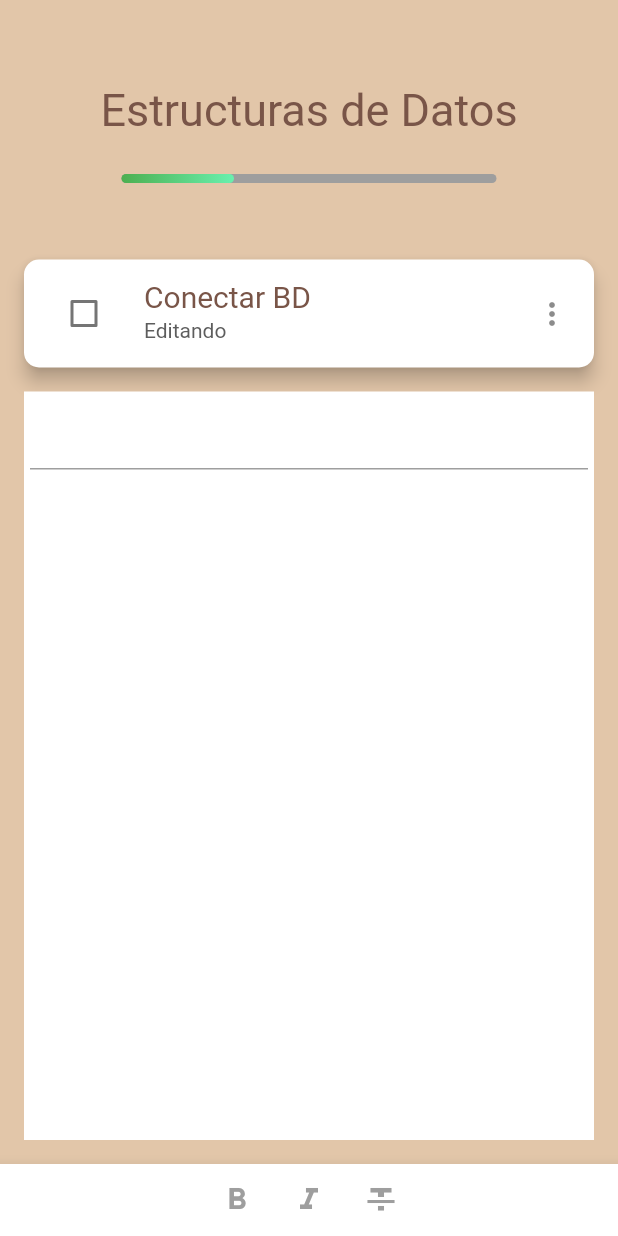
After one commit to Aegisystem/FlouTask, a Flutter app: the screen it shows after launch, on a phone screen of 412 x 824 dp. The commit adds this screen. Run offline on Flutter 3.47's test engine with Material 2 defaults, Android fonts, the phone set to English and light mode, and no system bars; drawn by our look-alikes of percent_indicator; our stand-ins replace firebase_auth, firebase_core, flutter_svg, font_awesome_flutter, google_fonts, google_sign_in; accounts and stored records are empty; Roboto replaces fonts that are missing (Oxygen).

Commit message:
"IN OBJECTIVE CREATED"

```diff
--- a/floutask_app/lib/main.dart
+++ b/floutask_app/lib/main.dart
@@ -1,5 +1,6 @@
 
 import 'package:floutask_app/screens/edit_project.dart';
+import 'package:floutask_app/screens/in_objective.dart';
 import 'package:floutask_app/screens/login.dart';
 import 'package:floutask_app/screens/home.dart';
 import 'package:floutask_app/screens/objective_card.dart';
@@ -8,7 +9,7 @@ import 'package:flutter/material.dart';
 
 
 void main() {
-  runApp(MaterialApp(home: EditProject()));
+  runApp(MaterialApp(home: EditObjective()));
 }
 
 class MyApp extends StatelessWidget {
--- /dev/null
+++ b/floutask_app/lib/screens/in_objective.dart
@@ -0,0 +1,134 @@
+import 'package:flutter/material.dart';
+import 'package:google_fonts/google_fonts.dart';
+import 'package:percent_indicator/linear_percent_indicator.dart';
+
+import 'objective_card.dart';
+
+class EditObjective extends StatefulWidget {
+  @override
+  _EditObjectiveState createState() => _EditObjectiveState();
+}
+
+class _EditObjectiveState extends State<EditObjective> {
+  TextEditingController _textEditingController = TextEditingController();
+  TextAlign _textAlign = TextAlign.left;
+  FontWeight _fontWeight = FontWeight.normal;
+  FontStyle _fontStyle = FontStyle.normal;
+  TextDecoration _textDecoration = TextDecoration.none;
+
+  @override
+  void dispose() {
+    _textEditingController.dispose();
+    super.dispose();
+  }
+
+  void _applyFontWeight() {
+    setState(() {
+      _fontWeight = _fontWeight == FontWeight.bold ? FontWeight.normal : FontWeight.bold;
+    });
+  }
+
+  void _applyFontStyle() {
+    setState(() {
+      _fontStyle = _fontStyle == FontStyle.italic ? FontStyle.normal : FontStyle.italic;
+    });
+  }
+
+  void _applyTextDecoration() {
+    setState(() {
+      _textDecoration = _textDecoration == TextDecoration.lineThrough ? TextDecoration.none : TextDecoration.lineThrough;
+    });
+  }
+
+  @override
+  Widget build(BuildContext context) {
+    return Scaffold(
+      backgroundColor: Color(0xFFE2C6A9),
+      body: Padding(
+        padding: const EdgeInsets.all(16.0),
+        child: Column(
+          crossAxisAlignment: CrossAxisAlignment.stretch,
+          children: [
+            SizedBox(height: 40.0),
+            Center(
+              child: Text(
+                'Estructuras de Datos',
+                style: TextStyle(
+                  fontSize: 30,
+                  color: Colors.brown,
+                  fontFamily: GoogleFonts.oxygen().fontFamily,
+                ),
+              ),
+            ),
+            SizedBox(height: 16.0),
+            LinearPercentIndicator(
+              alignment: MainAxisAlignment.center,
+              padding: EdgeInsets.only(top: 9.0, bottom: 15.0),
+              width: 250.0,
+              lineHeight: 30.0,
+              percent: 0.3,
+              backgroundColor: Colors.grey,
+              linearGradient: LinearGradient(
+                begin: Alignment.centerLeft,
+                end: Alignment.centerRight,
+                colors: [Colors.green, Colors.greenAccent],
+              ),
+              barRadius: const Radius.circular(10.0),
+            ),
+            SizedBox(height: 16.0),
+            ObjectiveCard(
+              title: 'Conectar BD',
+              subtitle: 'Editando',
+            ),
+            SizedBox(height: 16.0),
+            Expanded(
+              child: GestureDetector(
+                onTap: () {
+                  FocusScope.of(context).unfocus();
+                },
+                child: Container(
+                  color: Colors.white,
+                  child: Padding(
+                    padding: const EdgeInsets.all(4.0),
+                    child: TextField(
+                      controller: _textEditingController,
+                      style: TextStyle(
+                        fontWeight: _fontWeight,
+                        fontStyle: _fontStyle,
+                        decoration: _textDecoration,
+                        color: Colors.black,
+                      ),
+                      textAlign: _textAlign,
+                    ),
+                  ),
+                ),
+              ),
+            ),
+          ],
+        ),
+      ),
+      bottomNavigationBar: BottomAppBar(
+        child: Row(
+          mainAxisAlignment: MainAxisAlignment.center,
+          children: [
+            IconButton(
+              icon: Icon(Icons.format_bold),
+              onPressed: _applyFontWeight,
+              color: _fontWeight == FontWeight.bold ? Colors.blue : Colors.grey,
+            ),
+            IconButton(
+              icon: Icon(Icons.format_italic),
+              onPressed: _applyFontStyle,
+              color: _fontStyle == FontStyle.italic ? Colors.blue : Colors.grey,
+            ),
+            IconButton(
+              icon: Icon(Icons.format_strikethrough),
+              onPressed: _applyTextDecoration,
+              color: _textDecoration == TextDecoration.lineThrough ? Colors.blue : Colors.grey,
+            ),
+          ],
+        ),
+      ),
+    );
+  }
+}
--- a/floutask_app/lib/screens/objective_card.dart
+++ b/floutask_app/lib/screens/objective_card.dart
@@ -21,8 +21,14 @@ class _ObjectiveCardState extends State<ObjectiveCard> {
   Widget build(BuildContext context) {
     return Card(
       elevation: 5.0,
+      shape: RoundedRectangleBorder(
+        borderRadius: BorderRadius.circular(10.0),
+      ),
       margin: EdgeInsets.only(top: 20.0),
       child: ListTile(
+        onTap: () {
+
+        },
         leading: Checkbox(
           value: _check,
           onChanged: (value) {
```
Also changed, not shown: floutask_app/pubspec.lock.
